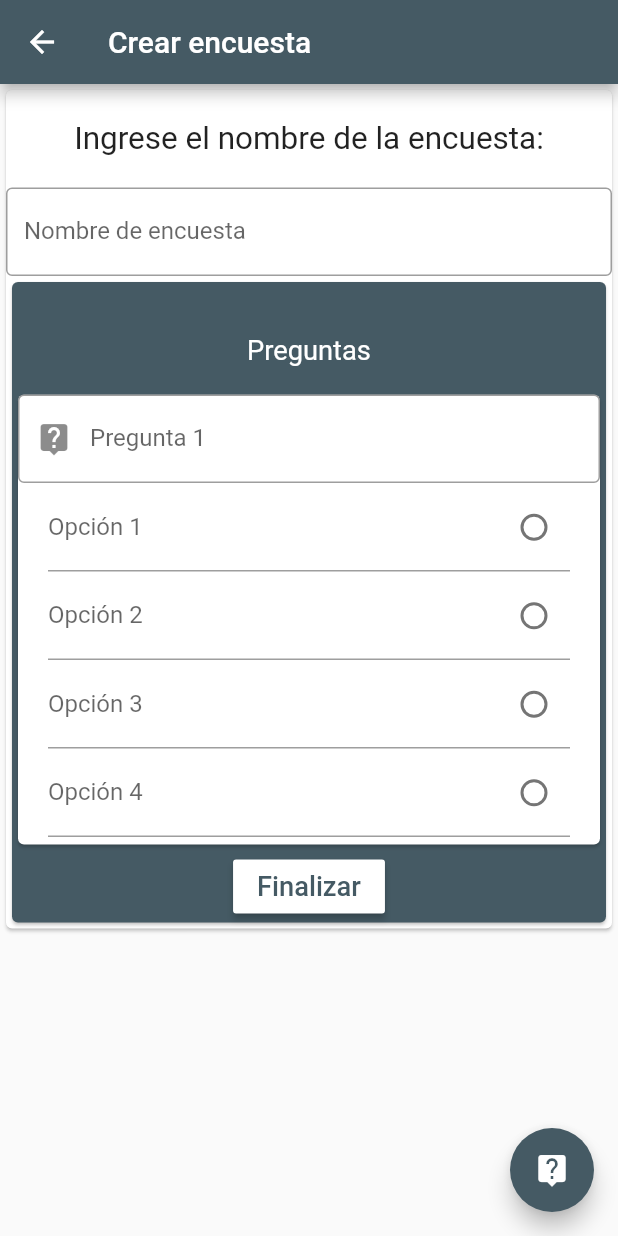
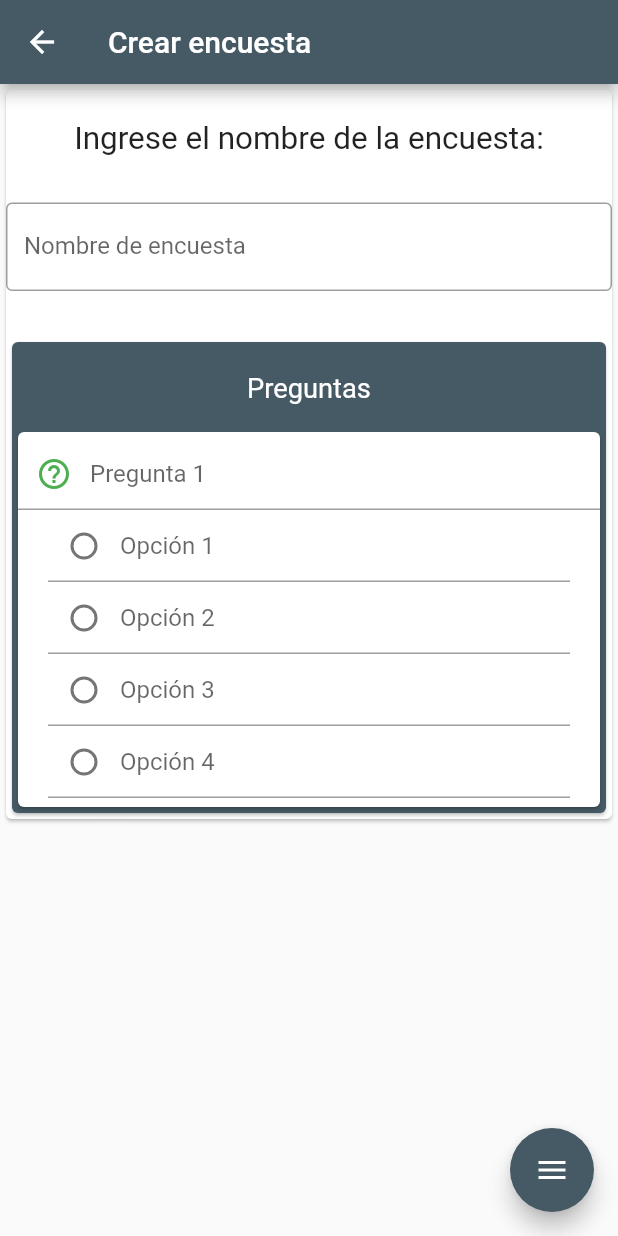
Before and after one commit to mbmassone/tdl-tp-dart, a Flutter app: the CreatePollScreen screen opened by its route, on a phone screen of 412 x 824 dp. Run offline on Flutter 3.47's test engine with Material 2 defaults, Android fonts, the light colour scheme and no system bars; drawn by our look-alikes of flutter_speed_dial.

Commit message:
Agg SpeedDial para opciones de creacion encuesta

```diff
--- a/encuestdl_app/lib/screen/CreatePollScreen.dart
+++ b/encuestdl_app/lib/screen/CreatePollScreen.dart
@@ -1,7 +1,9 @@
+import 'package:encuestdl_app/constants/constants.dart';
 import 'package:encuestdl_app/screen/ScreenTemplate.dart';
-import 'package:encuestdl_app/widget/IndividualQuestionWidget.dart';
+import 'package:encuestdl_app/widget/NewQuestionWidget.dart';
 import 'package:flutter/cupertino.dart';
 import 'package:flutter/material.dart';
+import 'package:flutter_speed_dial/flutter_speed_dial.dart';
 
 class CreatePollScreen extends StatefulWidget {
   @override
@@ -10,21 +12,77 @@ class CreatePollScreen extends StatefulWidget {
 
 class _CreatePollScreenState extends State<CreatePollScreen> {
   TextEditingController _namePollController = TextEditingController();
-  List<IndividualQuestionWidget> _list = List();
+  List<NewQuestionWidget> _list = List();
 
   _CreatePollScreenState() {
-    this._list.add(IndividualQuestionWidget(_list.length + 1));
+    this._list.add(NewQuestionWidget(_list.length + 1));
   }
   @override
   Widget build(BuildContext context) {
     return ScreenTemplate(
       title: "Crear encuesta",
-      floatingActionButton: FloatingActionButton(
-        backgroundColor: Colors.blueGrey[700],
-        child: const Icon(Icons.live_help),
-        onPressed: () => {
-          _addNewQuestion(),
+      floatingActionButton: SpeedDial(
+        animatedIcon: AnimatedIcons.menu_close,
+        backgroundColor: Constants.primaryGrey,
+        children: [
+          SpeedDialChild(
+            child: Icon(Icons.add),
+            backgroundColor: Constants.primaryGrey,
+            label: "Agregar otra pregunta",
+            onTap: () {
+              if (_allQuestionFull())
+                _addNewQuestion();
+              else
+                _showDialogTemplate(
+                    "Las preguntas actuales deben estar completas para agregar una nueva",
+                    "Ok");
             },
+          ),
+          SpeedDialChild(
+            child: Icon(Icons.restore_from_trash),
+            backgroundColor: Constants.primaryGrey,
+            label: "Eliminar última pregunta",
+            onTap: () {
+              if (_list.length != 1) _removeLastQuestion();
+            },
+          ),
+          SpeedDialChild(
+            child: Icon(Icons.settings_backup_restore),
+            backgroundColor: Constants.primaryGrey,
+            label: "Volver al inicio",
+            onTap: () {
+              Navigator.pop(context);
+              Navigator.pop(context);
+            },
+          ),
+          SpeedDialChild(
+              child: Icon(Icons.check),
+              backgroundColor: Constants.primaryGrey,
+              label: "Finalizar encuesta",
+              onTap: () {
+                if (_namePollController.text.isEmpty)
+                  _showDialogTemplate(
+                      "Debes ponerle un nombre a tu encuesta", "Ok");
+                else if (_noQuestions() || _noOneQuestionFull())
+                  _showDialogTemplate(
+                      "La encuesta debe tener al menos una pregunta completa",
+                      "Ok");
+                else if (_questionsWithCorrectOptionError())
+                  _showDialogTemplate(
+                      "Hay preguntas en las cual no has marcado su opción correcta",
+                      "Ok");
+                else if (!_allQuestionFull())
+                  _showDialogTemplate(
+                      "Todas las preguntas deben estar completas para crear la encuesta",
+                      "Ok");
+                else {
+                  Navigator.pop(context);
+                  _showDialogTemplate("¡Encuesta creada correctamente!",
+                      "Ok");
+                }
+                //TODO ACA DEBERIAMOS GUARDAS LAS PREGUNTAS VALIDAS Y MANDAR AL SERVIDOR
+              }),
+        ],
       ),
       child: ListView(
         children: <Widget>[
@@ -32,7 +90,7 @@ class _CreatePollScreenState extends State<CreatePollScreen> {
             child: Column(
               children: <Widget>[
                 Container(
-                  margin: const EdgeInsets.only(top: 20, bottom: 20),
+                  margin: const EdgeInsets.only(top: 20, bottom: 30),
                   child: Center(
                     child: Text(
                       "Ingrese el nombre de la encuesta:",
@@ -41,7 +99,9 @@ class _CreatePollScreenState extends State<CreatePollScreen> {
                     ),
                   ),
                 ),
-                TextField(
+                Container(
+                  margin: const EdgeInsets.only(bottom: 30),
+                  child: TextField(
                     controller: _namePollController,
                     obscureText: false,
                     decoration: InputDecoration(
@@ -49,13 +109,14 @@ class _CreatePollScreenState extends State<CreatePollScreen> {
                       labelText: 'Nombre de encuesta',
                     ),
                   ),
+                ),
                 Card(
-                  color: Colors.blueGrey[700],
+                  color: Constants.primaryGrey,
                   child: Column(
                     children: <Widget>[
                       Container(
                         margin: const EdgeInsets.only(
-                            top: 35, bottom: 15, right: 0, left: 0),
+                            top: 20, bottom: 15, right: 0, left: 0),
                         child: Text(
                           "Preguntas",
                           textAlign: TextAlign.center,
@@ -64,25 +125,6 @@ class _CreatePollScreenState extends State<CreatePollScreen> {
                         ),
                       ),
                       for (var i in _list) i,
-                      RaisedButton(
-                        child: Text(
-                          "Finalizar",
-                          style: TextStyle(color: Colors.blueGrey[700]),
-                          textScaleFactor: 1.3,
-                        ),
-                        color: Colors.white,
-                        onPressed: () {
-                          if (_namePollController.text.isEmpty)
-                            _noNameShowDialog();
-                          else if (_noQuestions() || _noOneQuestionFull())
-                            _noQuestionsShowDialog();
-                          else if (_questionsWithCorrectOptionError())
-                            _questionsWithCorrectOptionErrorShowDialog();
-                          else
-                            _finishShowDialog(context);
-                          //TODO ACA DEBERIAMOS GUARDAS LAS PREGUNTAS VALIDAS Y MANDAR AL SERVIDOR
-                        },
-                      ),
                     ],
                   ),
                 ),
@@ -95,26 +137,21 @@ class _CreatePollScreenState extends State<CreatePollScreen> {
   }
 
   void _addNewQuestion() {
-    _list.add(IndividualQuestionWidget(_list.length + 1));
+    _list.add(NewQuestionWidget(_list.length + 1));
     setState(() {});
   }
 
-  Future _noNameShowDialog() {
-    return showDialog(
-      context: context,
-      builder: (context) => AlertDialog(
-        title: Text('Debes ponerle un nombre a tu encuesta'),
-        content: RaisedButton(
-          child: Text(
-            "Volver",
-            style: TextStyle(color: Colors.black),
-          ),
-          onPressed: () => {
-            Navigator.pop(context),
-          },
-        ),
-      ),
-    );
+  void _removeLastQuestion() {
+    _list.removeLast();
+    setState(() {});
+  }
+
+  bool _allQuestionFull() {
+    int questionsFull = 0;
+
+    for (var i in _list) if (i.questionAndTwoOptionsFull()) questionsFull++;
+
+    return (_list.length == questionsFull);
   }
 
   bool _noQuestions() {
@@ -129,14 +166,24 @@ class _CreatePollScreenState extends State<CreatePollScreen> {
     return returnValue;
   }
 
-  Future _noQuestionsShowDialog() {
+  bool _questionsWithCorrectOptionError() {
+    bool returnValue = false;
+
+    for (var i in _list)
+      if (i.questionAndTwoOptionsFull()) if (i
+          .questionsWithCorrectOptionError()) returnValue = true;
+
+    return returnValue;
+  }
+
+  Future _showDialogTemplate(String dialogMessage, String buttonMessage) {
     return showDialog(
       context: context,
       builder: (context) => AlertDialog(
-        title: Text('La encuesta debe tener al menos una pregunta completa'),
+        title: Text("$dialogMessage"),
         content: RaisedButton(
           child: Text(
-            "Volver",
+            "$buttonMessage",
             style: TextStyle(color: Colors.black),
           ),
           onPressed: () => {
@@ -146,52 +193,4 @@ class _CreatePollScreenState extends State<CreatePollScreen> {
       ),
     );
   }
-
-  bool _questionsWithCorrectOptionError() {
-    bool returnValue = false;
-
-    for (var i in _list)
-      if (i.questionAndTwoOptionsFull()) if (i
-          .individualQuestionsWithCorrectOptionError()) returnValue = true;
-
-    return returnValue;
 }
-
-  Future _questionsWithCorrectOptionErrorShowDialog() {
-    return showDialog(
-      context: context,
-      builder: (context) => AlertDialog(
-        title:
-            Text('Hay preguntas en las cual no has marcado su opción correcta'),
-        content: RaisedButton(
-          child: Text(
-            "Volver",
-            style: TextStyle(color: Colors.black),
-          ),
-          onPressed: () => {
-            Navigator.pop(context),
-          },
-        ),
-      ),
-    );
-  }
-
-  Future _finishShowDialog(BuildContext context) {
-    return showDialog(
-      context: context,
-      builder: (context) => AlertDialog(
-        title: Text('¡Encuesta creada correctamente!'),
-        content: RaisedButton(
-          child: Text(
-            "Volver a pantalla de inicio",
-            style: TextStyle(color: Colors.black),
-          ),
-          onPressed: () => {
-            Navigator.pop(context), //TODO acomodar esto
-            Navigator.pop(context),
-          },
-        ),
-      ),
-    );
-  }
-}
--- a/encuestdl_app/lib/screen/HomeScreen.dart
+++ b/encuestdl_app/lib/screen/HomeScreen.dart
@@ -52,7 +52,7 @@ class _HomeScreenState extends State<HomeScreen> {
               "Jugar",
               style: TextStyle(color: Colors.white),
             ),
-            color: Colors.blueGrey[700],
+            color: Constants.primaryGrey,
             onPressed: () => {
               Navigator.push(
                 context,
--- a/encuestdl_app/lib/screen/ScreenTemplate.dart
+++ b/encuestdl_app/lib/screen/ScreenTemplate.dart
@@ -1,13 +1,15 @@
 import 'package:flutter/cupertino.dart';
 import 'package:flutter/material.dart';
+import 'package:flutter_speed_dial/flutter_speed_dial.dart';
 
 class ScreenTemplate extends StatelessWidget {
   Widget child;
-  FloatingActionButton fab;
+  Widget fab;
   String title;
 
+
   ScreenTemplate(
-      {Widget child, FloatingActionButton floatingActionButton, String title}) {
+      {Widget child, Widget floatingActionButton, String title}) {
     this.child = child;
     this.fab = floatingActionButton;
     this.title = title;
--- a/encuestdl_app/lib/widget/IndividualQuestionWidget.dart
+++ b/encuestdl_app/lib/widget/NewQuestionWidget.dart
@@ -1,29 +1,29 @@
 import 'package:flutter/cupertino.dart';
 import 'package:flutter/material.dart';
 
-class IndividualQuestionWidget extends StatefulWidget {
+class NewQuestionWidget extends StatefulWidget {
   int questionNumber;
 
-  _IndividualQuestionWidgetState _individualQuestion;
+  _NewQuestionWidgetState _newQuestion;
 
-  IndividualQuestionWidget(int questionNumber) {
+  NewQuestionWidget(int questionNumber) {
     this.questionNumber = questionNumber;
   }
 
   @override
-  State<IndividualQuestionWidget> createState() =>
-      _individualQuestion = _IndividualQuestionWidgetState(questionNumber);
+  State<NewQuestionWidget> createState() =>
+      _newQuestion = _NewQuestionWidgetState(questionNumber);
 
   bool questionAndTwoOptionsFull() {
-    return _individualQuestion._questionAndTwoOptionsFull();
+    return _newQuestion._questionAndTwoOptionsFull();
   }
 
-  bool individualQuestionsWithCorrectOptionError() {
-    return _individualQuestion.noCorrectOptionSelected();
+  bool questionsWithCorrectOptionError() {
+    return _newQuestion.noCorrectOptionSelected();
   }
 }
 
-class _IndividualQuestionWidgetState extends State<IndividualQuestionWidget> {
+class _NewQuestionWidgetState extends State<NewQuestionWidget> {
   int questionNumber;
   TextEditingController _questionController = TextEditingController();
   TextEditingController _option1Controller = TextEditingController();
@@ -33,7 +33,7 @@ class _IndividualQuestionWidgetState extends State<IndividualQuestionWidget> {
 
   int correctOption = 0;
 
-  _IndividualQuestionWidgetState(int questionNumber) {
+  _NewQuestionWidgetState(int questionNumber) {
     this.questionNumber = questionNumber;
   }
 
@@ -41,20 +41,27 @@ class _IndividualQuestionWidgetState extends State<IndividualQuestionWidget> {
   Widget build(BuildContext context) {
     return Card(
       child: Container(
-        height: 300,
+        height: 250,
         child: Column(
           children: <Widget>[
-            TextField(
-              controller: _questionController,
-              obscureText: false,
-              decoration: InputDecoration(
-                  border: OutlineInputBorder(),
+            Container(
+              margin: const EdgeInsets.only(top: 4),
+              child: TextField(
+                controller: _questionController,
+                obscureText: false,
+                decoration: InputDecoration(
+                  //border: OutlineInputBorder(),
                   labelText: "Pregunta $questionNumber",
-                  //labelStyle: TextStyle(fontSize: 0.1),
-                  prefixIcon: const Icon(Icons.live_help)),
+                  contentPadding: const EdgeInsets.symmetric(vertical: 0.01),
+                  prefixIcon: Icon(
+                    Icons.help_outline,
+                    color: Colors.green[500],
+                  ),
+                ),
+              ),
             ),
             Container(
-              margin: const EdgeInsets.only(right: 20, left: 20),
+              margin: const EdgeInsets.only(right: 20, left: 20, bottom: 0.01),
               child: Column(
                 children: <Widget>[
                   TextField(
@@ -62,10 +69,11 @@ class _IndividualQuestionWidgetState extends State<IndividualQuestionWidget> {
                     obscureText: false,
                     decoration: InputDecoration(
                       labelText: 'Opción 1',
-                      suffixIcon: Radio(
+                      contentPadding: const EdgeInsets.symmetric(vertical: 0.01),
+                      prefixIcon: Radio(
                         value: 1,
                         groupValue: correctOption,
-                        activeColor: Colors.blueGrey[700],
+                        activeColor: Colors.green[500],
                         onChanged: (newValue) {
                           setState(() {
                             correctOption = newValue;
@@ -79,10 +87,11 @@ class _IndividualQuestionWidgetState extends State<IndividualQuestionWidget> {
                     obscureText: false,
                     decoration: InputDecoration(
                       labelText: 'Opción 2',
-                      suffixIcon: Radio(
+                      contentPadding: const EdgeInsets.symmetric(vertical: 0.01),
+                      prefixIcon: Radio(
                         value: 2,
                         groupValue: correctOption,
-                        activeColor: Colors.blueGrey[700],
+                        activeColor: Colors.green[500],
                         onChanged: (newValue) {
                           setState(() {
                             correctOption = newValue;
@@ -96,10 +105,11 @@ class _IndividualQuestionWidgetState extends State<IndividualQuestionWidget> {
                     obscureText: false,
                     decoration: InputDecoration(
                       labelText: 'Opción 3',
-                      suffixIcon: Radio(
+                      contentPadding: const EdgeInsets.symmetric(vertical: 0.01),
+                      prefixIcon: Radio(
                         value: 3,
                         groupValue: correctOption,
-                        activeColor: Colors.blueGrey[700],
+                        activeColor: Colors.green[500],
                         onChanged: (newValue) {
                           setState(() {
                             correctOption = newValue;
@@ -113,10 +123,11 @@ class _IndividualQuestionWidgetState extends State<IndividualQuestionWidget> {
                     obscureText: false,
                     decoration: InputDecoration(
                       labelText: 'Opción 4',
-                      suffixIcon: Radio(
+                      contentPadding: const EdgeInsets.symmetric(vertical: 0.01),
+                      prefixIcon: Radio(
                         value: 4,
                         groupValue: correctOption,
-                        activeColor: Colors.blueGrey[700],
+                        activeColor: Colors.green[500],
                         onChanged: (newValue) {
                           setState(() {
                             correctOption = newValue;
@@ -152,7 +163,7 @@ class _IndividualQuestionWidgetState extends State<IndividualQuestionWidget> {
     if (correctOption == 1)
       return _option1Controller.text.isEmpty;
     else if (correctOption == 2)
-      return _option4Controller.text.isEmpty;
+      return _option2Controller.text.isEmpty;
     else if (correctOption == 3)
       return _option3Controller.text.isEmpty;
     else
--- a/encuestdl_app/pubspec.yaml
+++ b/encuestdl_app/pubspec.yaml
@@ -29,6 +29,7 @@ dependencies:
   # The following adds the Cupertino Icons font to your application.
   # Use with the CupertinoIcons class for iOS style icons.
   cupertino_icons: ^0.1.3
+  flutter_speed_dial: ^1.2.1
 
 dev_dependencies:
   flutter_test:
```
Also changed, not shown: encuestdl_app/pubspec.lock. Lines whose indentation alone changed are shown as unchanged.
